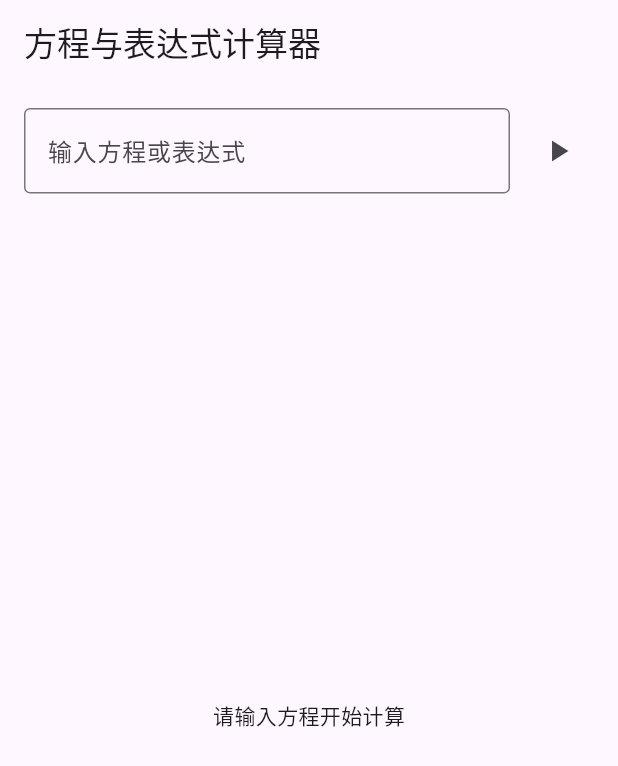
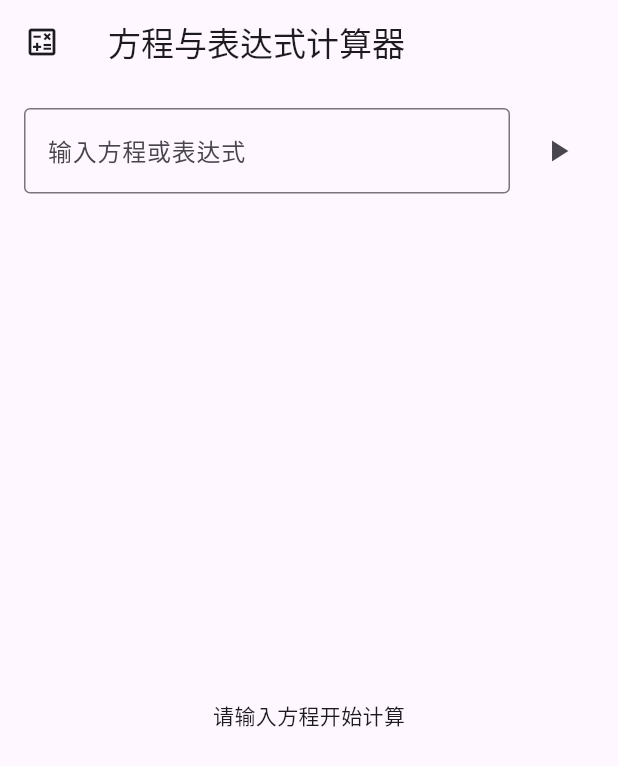
Before and after one commit to LittleSheep2Code/SimpleMathCalc, a Flutter app: the screen it shows after launch, on a phone screen of 412 x 824 dp. Shown: the top 766 px of the screen. Run offline on Flutter 3.47's test engine with Material 3 defaults, Android fonts, the phone set to English and light mode, and no system bars; our stand-ins replace google_fonts, math_expressions; missing offline and left inert: latext.

Commit message:
:lipstick: Optimize app bar

```diff
--- a/lib/main.dart
+++ b/lib/main.dart
@@ -75,7 +75,11 @@ class _CalculatorHomePageState extends State<CalculatorHomePage> {
   @override
   Widget build(BuildContext context) {
     return Scaffold(
-      appBar: AppBar(title: const Text('方程与表达式计算器')),
+      appBar: AppBar(
+        title: const Text('方程与表达式计算器'),
+        centerTitle: false,
+        leading: const Icon(Icons.calculate_outlined),
+      ),
       body: Column(
         children: [
           Padding(
```
